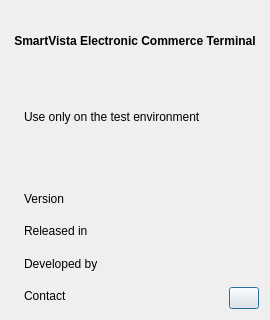
The window that common/gui/forms/about.ui (FedorIvanov37/sv-terminal) describes before a commit, drawn with Qt 5.
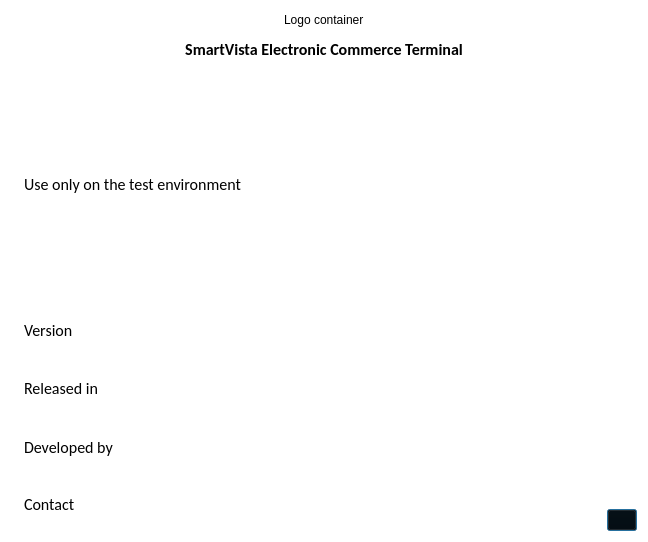
The same window after the commit.

What changed in the file:
```diff
--- a/common/gui/forms/about.ui
+++ b/common/gui/forms/about.ui
@@ -6,8 +6,8 @@
    <rect>
     <x>0</x>
     <y>0</y>
-    <width>270</width>
-    <height>320</height>
+    <width>648</width>
+    <height>542</height>
    </rect>
   </property>
   <property name="sizePolicy">
@@ -24,10 +24,164 @@
   </property>
   <property name="maximumSize">
    <size>
-    <width>270</width>
-    <height>320</height>
+    <width>1000</width>
+    <height>1000</height>
    </size>
   </property>
+  <property name="palette">
+   <palette>
+    <active>
+     <colorrole role="WindowText">
+      <brush brushstyle="SolidPattern">
+       <color alpha="255">
+        <red>0</red>
+        <green>0</green>
+        <blue>0</blue>
+       </color>
+      </brush>
+     </colorrole>
+     <colorrole role="Button">
+      <brush brushstyle="SolidPattern">
+       <color alpha="255">
+        <red>0</red>
+        <green>0</green>
+        <blue>0</blue>
+       </color>
+      </brush>
+     </colorrole>
+     <colorrole role="Text">
+      <brush brushstyle="SolidPattern">
+       <color alpha="255">
+        <red>0</red>
+        <green>0</green>
+        <blue>0</blue>
+       </color>
+      </brush>
+     </colorrole>
+     <colorrole role="BrightText">
+      <brush brushstyle="SolidPattern">
+       <color alpha="255">
+        <red>85</red>
+        <green>85</green>
+        <blue>127</blue>
+       </color>
+      </brush>
+     </colorrole>
+     <colorrole role="Base">
+      <brush brushstyle="SolidPattern">
+       <color alpha="255">
+        <red>255</red>
+        <green>255</green>
+        <blue>255</blue>
+       </color>
+      </brush>
+     </colorrole>
+     <colorrole role="Window">
+      <brush brushstyle="SolidPattern">
+       <color alpha="255">
+        <red>255</red>
+        <green>255</green>
+        <blue>255</blue>
+       </color>
+      </brush>
+     </colorrole>
+    </active>
+    <inactive>
+     <colorrole role="WindowText">
+      <brush brushstyle="SolidPattern">
+       <color alpha="255">
+        <red>0</red>
+        <green>0</green>
+        <blue>0</blue>
+       </color>
+      </brush>
+     </colorrole>
+     <colorrole role="Button">
+      <brush brushstyle="SolidPattern">
+       <color alpha="255">
+        <red>0</red>
+        <green>0</green>
+        <blue>0</blue>
+       </color>
+      </brush>
+     </colorrole>
+     <colorrole role="Text">
+      <brush brushstyle="SolidPattern">
+       <color alpha="255">
+        <red>0</red>
+        <green>0</green>
+        <blue>0</blue>
+       </color>
+      </brush>
+     </colorrole>
+     <colorrole role="BrightText">
+      <brush brushstyle="SolidPattern">
+       <color alpha="255">
+        <red>85</red>
+        <green>85</green>
+        <blue>127</blue>
+       </color>
+      </brush>
+     </colorrole>
+     <colorrole role="Base">
+      <brush brushstyle="SolidPattern">
+       <color alpha="255">
+        <red>255</red>
+        <green>255</green>
+        <blue>255</blue>
+       </color>
+      </brush>
+     </colorrole>
+     <colorrole role="Window">
+      <brush brushstyle="SolidPattern">
+       <color alpha="255">
+        <red>255</red>
+        <green>255</green>
+        <blue>255</blue>
+       </color>
+      </brush>
+     </colorrole>
+    </inactive>
+    <disabled>
+     <colorrole role="Button">
+      <brush brushstyle="SolidPattern">
+       <color alpha="255">
+        <red>0</red>
+        <green>0</green>
+        <blue>0</blue>
+       </color>
+      </brush>
+     </colorrole>
+     <colorrole role="BrightText">
+      <brush brushstyle="SolidPattern">
+       <color alpha="255">
+        <red>85</red>
+        <green>85</green>
+        <blue>127</blue>
+       </color>
+      </brush>
+     </colorrole>
+     <colorrole role="Base">
+      <brush brushstyle="SolidPattern">
+       <color alpha="255">
+        <red>255</red>
+        <green>255</green>
+        <blue>255</blue>
+       </color>
+      </brush>
+     </colorrole>
+     <colorrole role="Window">
+      <brush brushstyle="SolidPattern">
+       <color alpha="255">
+        <red>255</red>
+        <green>255</green>
+        <blue>255</blue>
+       </color>
+      </brush>
+     </colorrole>
+    </disabled>
+   </palette>
+  </property>
   <property name="windowTitle">
    <string>About</string>
   </property>
@@ -52,7 +206,7 @@
        <item>
         <widget class="QLabel" name="logoLabel">
          <property name="text">
-          <string/>
+          <string>Logo container</string>
          </property>
         </widget>
        </item>
@@ -73,8 +227,49 @@
      </item>
      <item>
       <widget class="QLabel" name="label">
+       <property name="minimumSize">
+        <size>
+         <width>0</width>
+         <height>30</height>
+        </size>
+       </property>
+       <property name="maximumSize">
+        <size>
+         <width>16777215</width>
+         <height>16677</height>
+        </size>
+       </property>
+       <property name="palette">
+        <palette>
+         <active>
+          <colorrole role="Text">
+           <brush brushstyle="SolidPattern">
+            <color alpha="255">
+             <red>0</red>
+             <green>0</green>
+             <blue>127</blue>
+            </color>
+           </brush>
+          </colorrole>
+         </active>
+         <inactive>
+          <colorrole role="Text">
+           <brush brushstyle="SolidPattern">
+            <color alpha="255">
+             <red>0</red>
+             <green>0</green>
+             <blue>127</blue>
+            </color>
+           </brush>
+          </colorrole>
+         </inactive>
+         <disabled/>
+        </palette>
+       </property>
        <property name="font">
         <font>
+         <family>Calibri</family>
+         <pointsize>12</pointsize>
          <bold>true</bold>
         </font>
        </property>
@@ -116,9 +311,9 @@
             <colorrole role="Text">
              <brush brushstyle="SolidPattern">
               <color alpha="255">
-               <red>255</red>
+               <red>0</red>
                <green>0</green>
-               <blue>0</blue>
+               <blue>127</blue>
               </color>
              </brush>
             </colorrole>
@@ -127,9 +322,9 @@
             <colorrole role="Text">
              <brush brushstyle="SolidPattern">
               <color alpha="255">
-               <red>255</red>
+               <red>0</red>
                <green>0</green>
-               <blue>0</blue>
+               <blue>127</blue>
               </color>
              </brush>
             </colorrole>
@@ -147,6 +342,13 @@
            </disabled>
           </palette>
          </property>
+         <property name="font">
+          <font>
+           <family>Calibri</family>
+           <pointsize>12</pointsize>
+           <bold>false</bold>
+          </font>
+         </property>
          <property name="text">
           <string>Use only on the test environment</string>
          </property>
@@ -176,6 +378,39 @@
         <layout class="QVBoxLayout" name="verticalLayout">
          <item>
           <widget class="QLabel" name="VersionLabel">
+           <property name="palette">
+            <palette>
+             <active>
+              <colorrole role="Text">
+               <brush brushstyle="SolidPattern">
+                <color alpha="255">
+                 <red>0</red>
+                 <green>0</green>
+                 <blue>127</blue>
+                </color>
+               </brush>
+              </colorrole>
+             </active>
+             <inactive>
+              <colorrole role="Text">
+               <brush brushstyle="SolidPattern">
+                <color alpha="255">
+                 <red>0</red>
+                 <green>0</green>
+                 <blue>127</blue>
+                </color>
+               </brush>
+              </colorrole>
+             </inactive>
+             <disabled/>
+            </palette>
+           </property>
+           <property name="font">
+            <font>
+             <family>Calibri</family>
+             <pointsize>12</pointsize>
+            </font>
+           </property>
            <property name="text">
             <string>Version</string>
            </property>
@@ -183,6 +418,39 @@
          </item>
          <item>
           <widget class="QLabel" name="ReleaseLabel">
+           <property name="palette">
+            <palette>
+             <active>
+              <colorrole role="Text">
+               <brush brushstyle="SolidPattern">
+                <color alpha="255">
+                 <red>0</red>
+                 <green>0</green>
+                 <blue>127</blue>
+                </color>
+               </brush>
+              </colorrole>
+             </active>
+             <inactive>
+              <colorrole role="Text">
+               <brush brushstyle="SolidPattern">
+                <color alpha="255">
+                 <red>0</red>
+                 <green>0</green>
+                 <blue>127</blue>
+                </color>
+               </brush>
+              </colorrole>
+             </inactive>
+             <disabled/>
+            </palette>
+           </property>
+           <property name="font">
+            <font>
+             <family>Calibri</family>
+             <pointsize>12</pointsize>
+            </font>
+           </property>
            <property name="text">
             <string>Released in</string>
            </property>
@@ -190,6 +458,39 @@
          </item>
          <item>
           <widget class="QLabel" name="AuthorLabel">
+           <property name="palette">
+            <palette>
+             <active>
+              <colorrole role="Text">
+               <brush brushstyle="SolidPattern">
+                <color alpha="255">
+                 <red>0</red>
+                 <green>0</green>
+                 <blue>127</blue>
+                </color>
+               </brush>
+              </colorrole>
+             </active>
+             <inactive>
+              <colorrole role="Text">
+               <brush brushstyle="SolidPattern">
+                <color alpha="255">
+                 <red>0</red>
+                 <green>0</green>
+                 <blue>127</blue>
+                </color>
+               </brush>
+              </colorrole>
+             </inactive>
+             <disabled/>
+            </palette>
+           </property>
+           <property name="font">
+            <font>
+             <family>Calibri</family>
+             <pointsize>12</pointsize>
+            </font>
+           </property>
            <property name="text">
             <string>Developed by</string>
            </property>
@@ -197,6 +498,39 @@
          </item>
          <item>
           <widget class="QLabel" name="ContactLabel">
+           <property name="palette">
+            <palette>
+             <active>
+              <colorrole role="Text">
+               <brush brushstyle="SolidPattern">
+                <color alpha="255">
+                 <red>0</red>
+                 <green>0</green>
+                 <blue>127</blue>
+                </color>
+               </brush>
+              </colorrole>
+             </active>
+             <inactive>
+              <colorrole role="Text">
+               <brush brushstyle="SolidPattern">
+                <color alpha="255">
+                 <red>0</red>
+                 <green>0</green>
+                 <blue>127</blue>
+                </color>
+               </brush>
+              </colorrole>
+             </inactive>
+             <disabled/>
+            </palette>
+           </property>
+           <property name="font">
+            <font>
+             <family>Calibri</family>
+             <pointsize>12</pointsize>
+            </font>
+           </property>
            <property name="text">
             <string>Contact</string>
            </property>
```
Left out of the diff: 3 changed lines with no effect on the pictures.
